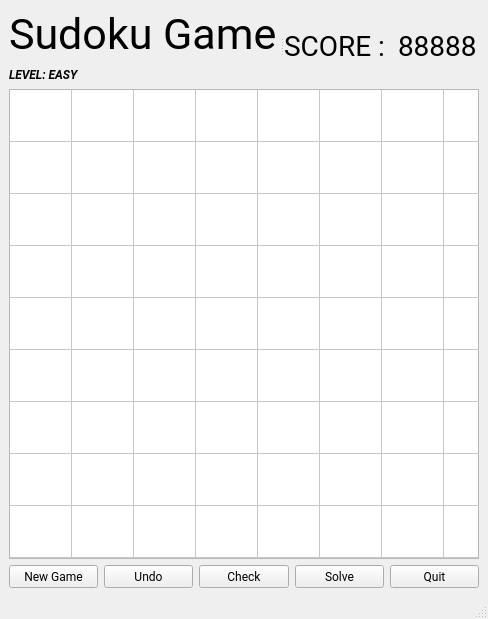
medmac01/sudoku, file sudokugame.ui: the form before one commit.
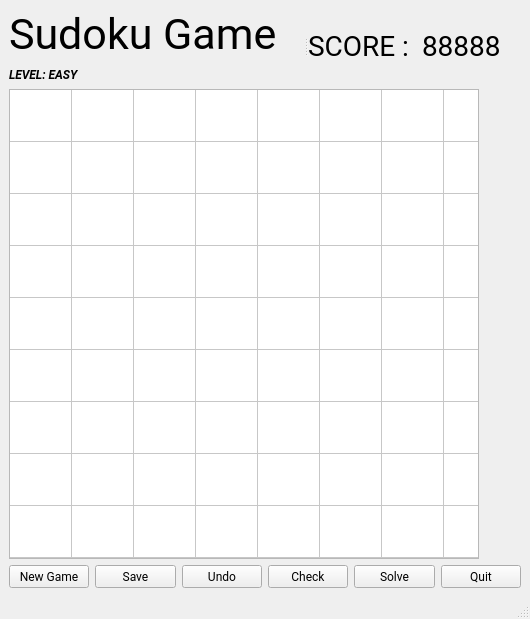
The form after the commit.

The edit to the form file:
```diff
--- a/sudokugame.ui
+++ b/sudokugame.ui
@@ -6,7 +6,7 @@
    <rect>
     <x>0</x>
     <y>0</y>
-    <width>488</width>
+    <width>530</width>
     <height>619</height>
    </rect>
   </property>
@@ -193,6 +193,18 @@
         </property>
        </widget>
       </item>
+      <item>
+       <widget class="QPushButton" name="saveBt">
+        <property name="font">
+         <font>
+          <family>Nexa Light</family>
+         </font>
+        </property>
+        <property name="text">
+         <string>Save</string>
+        </property>
+       </widget>
+      </item>
       <item>
        <widget class="QPushButton" name="undoBt">
         <property name="font">
```
Left out of the diff: 2 changed lines with no effect on the pictures.
